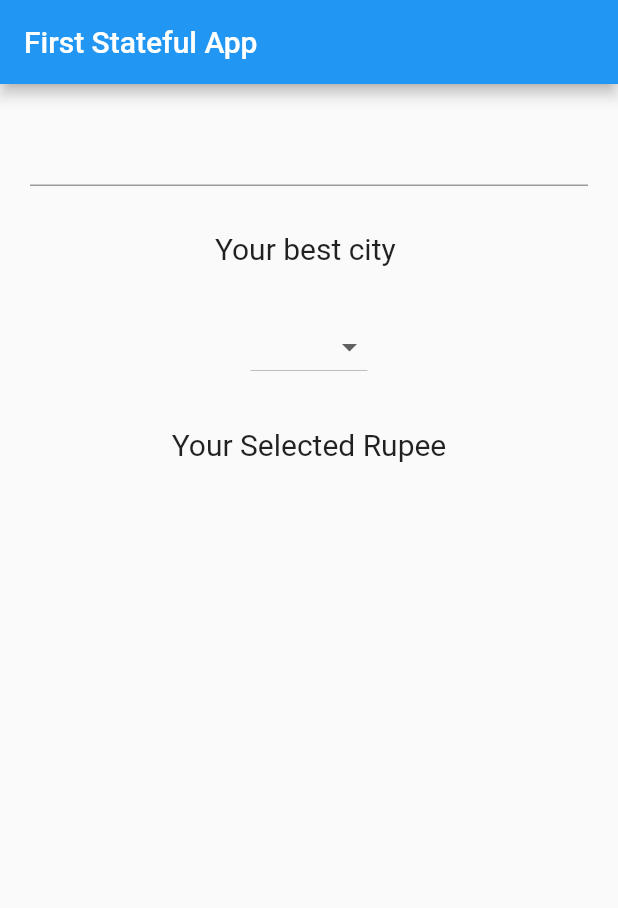
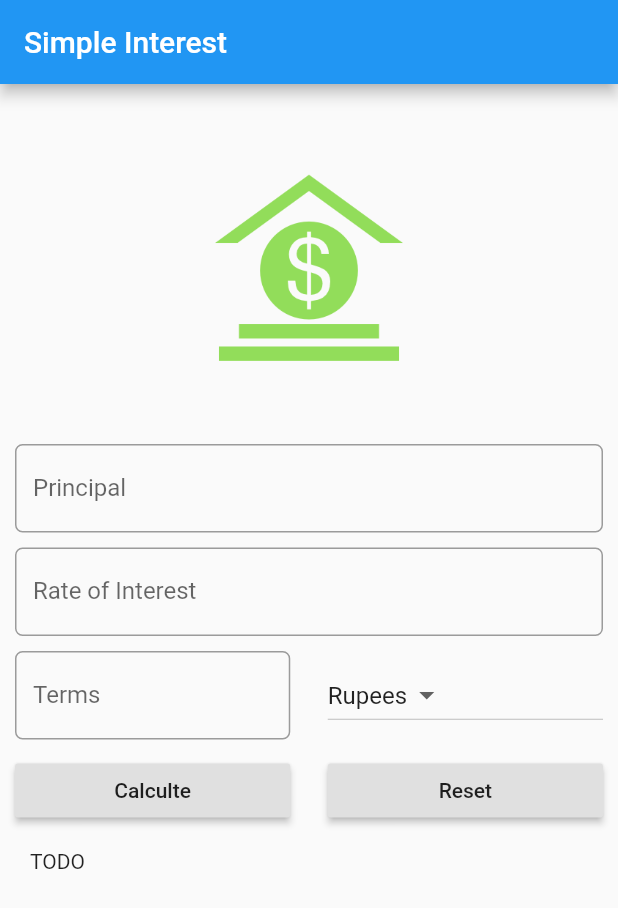
Before and after one commit to aadhikar/Flutter, a Flutter app: the screen it shows after launch, on a phone screen of 412 x 824 dp. Shown: the top 908 px of the screen. Run offline on Flutter 3.47's test engine with Material 2 defaults, Android fonts, the phone set to English and light mode, and no system bars.

Commit message:
simpleInterestCalculator
simpleInterestCalculator

```diff
--- /dev/null
+++ b/flutter_app/lib/app_screens/simpleInterestForm.dart
@@ -0,0 +1,133 @@
+import 'package:flutter/material.dart';
+
+class SimpleInterestForm extends StatefulWidget {
+  @override
+  State<StatefulWidget> createState() {
+    // TODO: implement createState
+    return _SimpleInterestForm();
+  }
+}
+
+class _SimpleInterestForm extends State<SimpleInterestForm> {
+  var _currencies = ['Rupees', 'Dollars', 'Pounds'];
+  var _selectedItem = "Rupees";
+  final _minimumPadding = 5.0;
+
+  @override
+  Widget build(BuildContext context) {
+    // TODO: implement build
+    return Scaffold(
+//      resizeToAvoidBottomPadding: false,
+      appBar: AppBar(
+        title: Text("Simple Interest"),
+      ),
+      body: Container(
+        margin: EdgeInsets.all(_minimumPadding * 2),
+        child: ListView(
+          children: <Widget>[
+            getMoneyImageAsset(),
+            Padding(
+              padding: EdgeInsets.only(
+                  top: _minimumPadding, bottom: _minimumPadding),
+              child: TextField(
+                keyboardType: TextInputType.number,
+                decoration: InputDecoration(
+                    labelText: "Principal",
+                    hintText: "Enter te Principal eg. 1000",
+                    border: OutlineInputBorder(
+                        borderRadius: BorderRadius.circular(5.0))),
+              ),
+            ),
+            Padding(
+              padding: EdgeInsets.only(
+                  top: _minimumPadding, bottom: _minimumPadding),
+              child: TextField(
+                keyboardType: TextInputType.number,
+                decoration: InputDecoration(
+                    labelText: "Rate of Interest",
+                    hintText: "Enter in percent",
+                    border: OutlineInputBorder(
+                        borderRadius: BorderRadius.circular(5.0))),
+              ),
+            ),
+            Padding(
+              padding: EdgeInsets.only(
+                  top: _minimumPadding, bottom: _minimumPadding),
+              child: Row(
+                children: <Widget>[
+                  Expanded(
+                    child: TextField(
+                      keyboardType: TextInputType.number,
+                      decoration: InputDecoration(
+                        labelText: "Terms",
+                        hintText: "Time in years",
+                        border: OutlineInputBorder(
+                          borderRadius: BorderRadius.circular(5.0),
+                        ),
+                      ),
+                    ),
+                  ),
+                  Container(
+                    width: _minimumPadding * 5,
+                  ),
+                  Expanded(
+                    child: DropdownButton<String>(
+                        items: _currencies.map((String value) {
+                          return DropdownMenuItem<String>(
+                            value: value,
+                            child: Text(value),
+                          );
+                        }).toList(),
+                        value: _selectedItem,
+                        onChanged: (String newValueSelected) {
+                          //Code to execute when Dropdown menu selected
+                          _selectedItem = newValueSelected;
+                        }),
+                  )
+                ],
+              ),
+            ),
+            Padding(
+              padding: EdgeInsets.only(
+                  top: _minimumPadding, bottom: _minimumPadding),
+              child: Row(
+                children: <Widget>[
+                  Expanded(
+                    child: RaisedButton(
+                        child: Text("Calculte"),
+                        onPressed: (){
+
+                    }),
+                  ),
+                  Container(
+                    width: _minimumPadding * 5,
+                  ),
+                  Expanded(
+                    child: RaisedButton(
+                        child: Text("Reset"),
+                        onPressed: (){
+
+                        }),
+                  )
+                ],
+              ),
+            ),
+            Padding(padding: EdgeInsets.all(_minimumPadding * 2),
+            child: Text("TODO"),)
+          ],
+        ),
+      ),
+    );
+  }
+
+  Widget getMoneyImageAsset() {
+    return Container(
+      margin: EdgeInsets.all(_minimumPadding * 10),
+      child: Image(
+        image: AssetImage('images/money.png'),
+        width: 125.0,
+        height: 125.0,
+      ),
+    );
+  }
+}
--- a/flutter_app/lib/main.dart
+++ b/flutter_app/lib/main.dart
@@ -3,9 +3,10 @@ import 'package:flutter_app/app_screens/favorateCity.dart';
 import 'package:flutter_app/app_screens/home.dart';
 import 'package:flutter_app/app_screens/basicListView.dart';
 import 'package:flutter_app/app_screens/listsView.dart';
+import 'package:flutter_app/app_screens/simpleInterestForm.dart';
 
 void main() => runApp(MaterialApp(
       debugShowCheckedModeBanner: false,
       title: "Exploring UI Widgets",
-      home: FavorateCity(),
+      home: SimpleInterestForm(),
     ));
--- a/flutter_app/pubspec.yaml
+++ b/flutter_app/pubspec.yaml
@@ -39,6 +39,7 @@ flutter:
   # To add assets to your application, add an assets section, like this:
   assets:
    - images/flight.png
+   - images/money.png
 
   # An image asset can refer to one or more resolution-specific "variants", see
   # https://flutter.io/assets-and-images/#resolution-aware.
```
Also changed, not shown: flutter_app/images/money.png (added).
